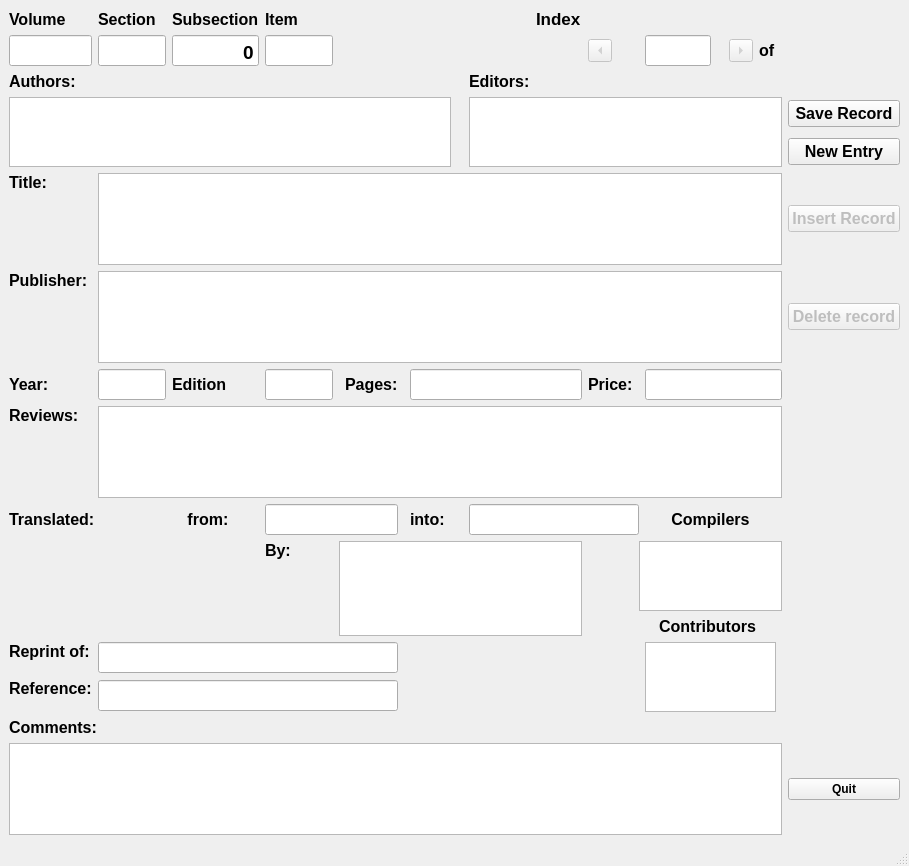
First picture: the form in Books20/Tools/bookentry/ui_BookEntry.ui, repository JimFowler/books, before the edit.
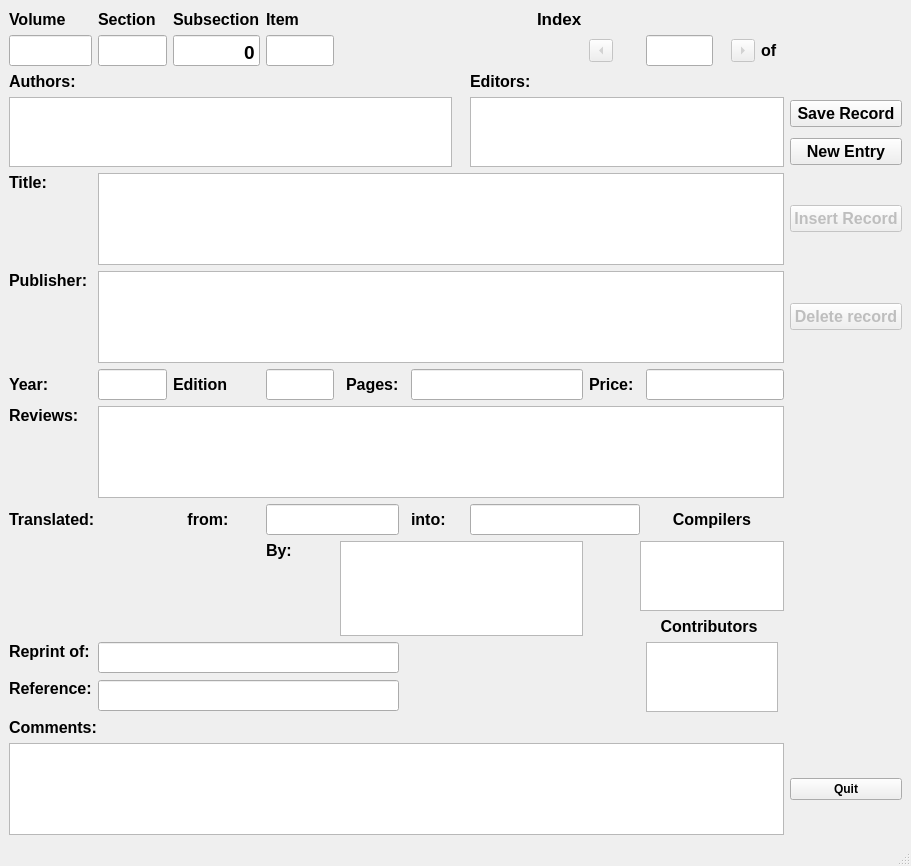
Second picture: the form after the edit.

What changed in the file:
```diff
--- a/Books20/Tools/bookentry/ui_BookEntry.ui
+++ b/Books20/Tools/bookentry/ui_BookEntry.ui
@@ -6,7 +6,7 @@
    <rect>
     <x>0</x>
     <y>0</y>
-    <width>909</width>
+    <width>911</width>
     <height>866</height>
    </rect>
   </property>
```
Left out of the diff: 4 changed lines with no effect on the pictures.
